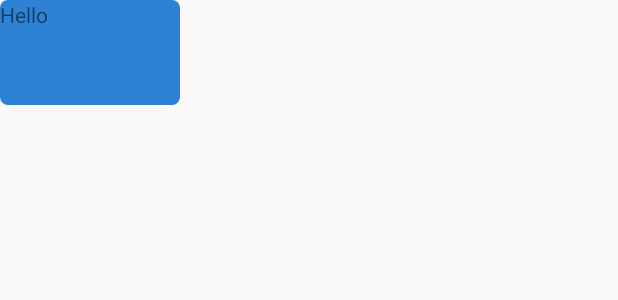
After one commit to Nfanja/StudySmarterHackathon, an Android app: the layout note_view.xml on its own in the app's theme, with its tools: preview values and no code run, on a phone screen of 412 x 824 dp. The commit adds this screen. Shown: the top 300 px of the screen. Run offline under Robolectric (Android 15) with nearby library versions, the phone set to English and light mode, and no system bars.

Commit message:
added note

```diff
--- /dev/null
+++ b/app/src/main/res/drawable-xxhdpi/rounded_bg.xml
@@ -0,0 +1,20 @@
+<?xml version="1.0" encoding="UTF-8"?>
+<!--
+   Copyright 2018 Google LLC
+
+   Licensed under the Apache License, Version 2.0 (the "License");
+   you may not use this file except in compliance with the License.
+   You may obtain a copy of the License at
+
+      http://www.apache.org/licenses/LICENSE-2.0
+
+   Unless required by applicable law or agreed to in writing, software
+   distributed under the License is distributed on an "AS IS" BASIS,
+   WITHOUT WARRANTIES OR CONDITIONS OF ANY KIND, either express or implied.
+   See the License for the specific language governing permissions and
+   limitations under the License.
+-->
+<shape xmlns:android="http://schemas.android.com/apk/res/android">
+    <solid android:color="#E61976d2"/>
+    <corners android:radius="5dp"/>
+</shape>
--- /dev/null
+++ b/app/src/main/res/layout/note_view.xml
@@ -0,0 +1,13 @@
+<?xml version="1.0" encoding="utf-8"?>
+<LinearLayout xmlns:android="http://schemas.android.com/apk/res/android"
+    android:layout_width="120dp"
+    android:layout_height="wrap_content"
+    android:background="@drawable/rounded_bg"
+    android:orientation="vertical">
+
+    <TextView
+        android:id="@+id/textView"
+        android:layout_width="120dp"
+        android:layout_height="70dp"
+        android:text="Hello" />
+</LinearLayout>
```
Also changed, not shown: app/src/main/java/com/google/ar/sceneform/samples/hellosceneform/DemoUtils.java (added, +149 -0 lines), app/src/main/java/com/google/ar/sceneform/samples/hellosceneform/HelloSceneformActivity.java (+36 -0 lines), 1 other file.
